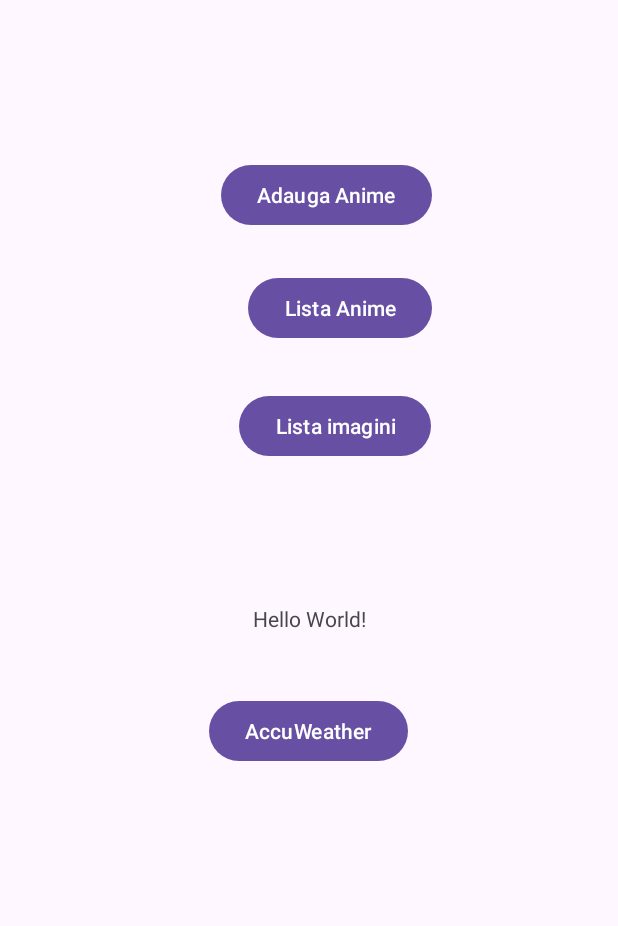
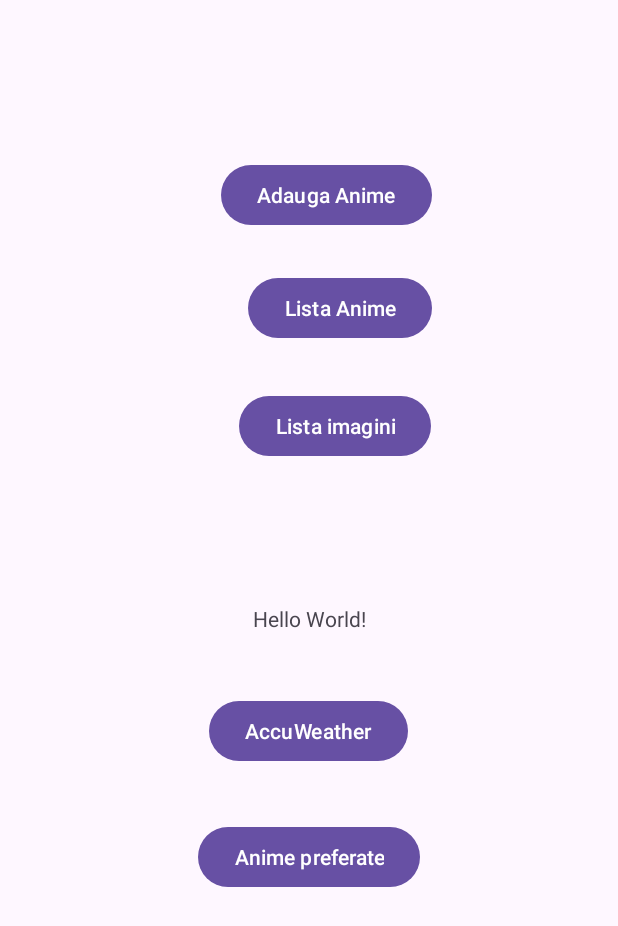
Before and after one commit to mihaela2003/Radu_Mihaela_Alexandra_ActivitateDAM2024, an Android app: the screen it shows after launch (MainActivity), on a phone screen of 412 x 824 dp. Shown: the top 926 px of the screen. Run offline under Robolectric (Android 15) with nearby library versions, the phone set to English and light mode, and no system bars.

Commit message:
sem4+sem5+sem6+sem8+task_sem9+sem10+sem11

```diff
--- a/seminar4/app/src/main/AndroidManifest.xml
+++ b/seminar4/app/src/main/AndroidManifest.xml
@@ -14,6 +14,9 @@
         android:supportsRtl="true"
         android:theme="@style/Theme.Seminar4"
         tools:targetApi="31">
+        <activity
+            android:name=".SharedPreferencesList"
+            android:exported="false" />
         <activity
             android:name=".AccuWeatherActivity"
             android:exported="false" />
--- a/seminar4/app/src/main/java/com/example/seminar4/MainActivity.java
+++ b/seminar4/app/src/main/java/com/example/seminar4/MainActivity.java
@@ -69,6 +69,15 @@ public class MainActivity extends AppCompatActivity {
                 startActivity(it);
             }
         });
+
+        Button sharedPreferencesBtn = findViewById(R.id.buttonAnimePreferate);
+        sharedPreferencesBtn.setOnClickListener(new View.OnClickListener() {
+            @Override
+            public void onClick(View view) {
+                Intent it = new Intent(getApplicationContext(), SharedPreferencesList.class);
+                startActivity(it);
+            }
+        });
     }
 
     @Override
--- a/seminar4/app/src/main/res/layout/activity_main.xml
+++ b/seminar4/app/src/main/res/layout/activity_main.xml
@@ -65,4 +65,15 @@
         app:layout_constraintTop_toTopOf="parent"
         app:layout_constraintVertical_bias="0.597" />
 
+    <Button
+        android:id="@+id/buttonAnimePreferate"
+        android:layout_width="wrap_content"
+        android:layout_height="wrap_content"
+        android:text="Anime preferate"
+        app:layout_constraintBottom_toBottomOf="parent"
+        app:layout_constraintEnd_toEndOf="parent"
+        app:layout_constraintStart_toStartOf="parent"
+        app:layout_constraintTop_toTopOf="parent"
+        app:layout_constraintVertical_bias="0.705" />
+
 </androidx.constraintlayout.widget.ConstraintLayout>
```
Also changed, not shown: seminar4/app/src/main/java/com/example/seminar4/AdaugaActivity.java (+19 -0 lines), seminar4/app/src/main/java/com/example/seminar4/Anime.java (+8 -0 lines), seminar4/app/src/main/java/com/example/seminar4/ListaAnime.java (+18 -13 lines), seminar4/app/src/main/java/com/example/seminar4/SharedPreferencesList.java (added, +59 -0 lines), seminar4/app/src/main/res/layout/activity_shared_preferences_list.xml (added, +19 -0 lines).
